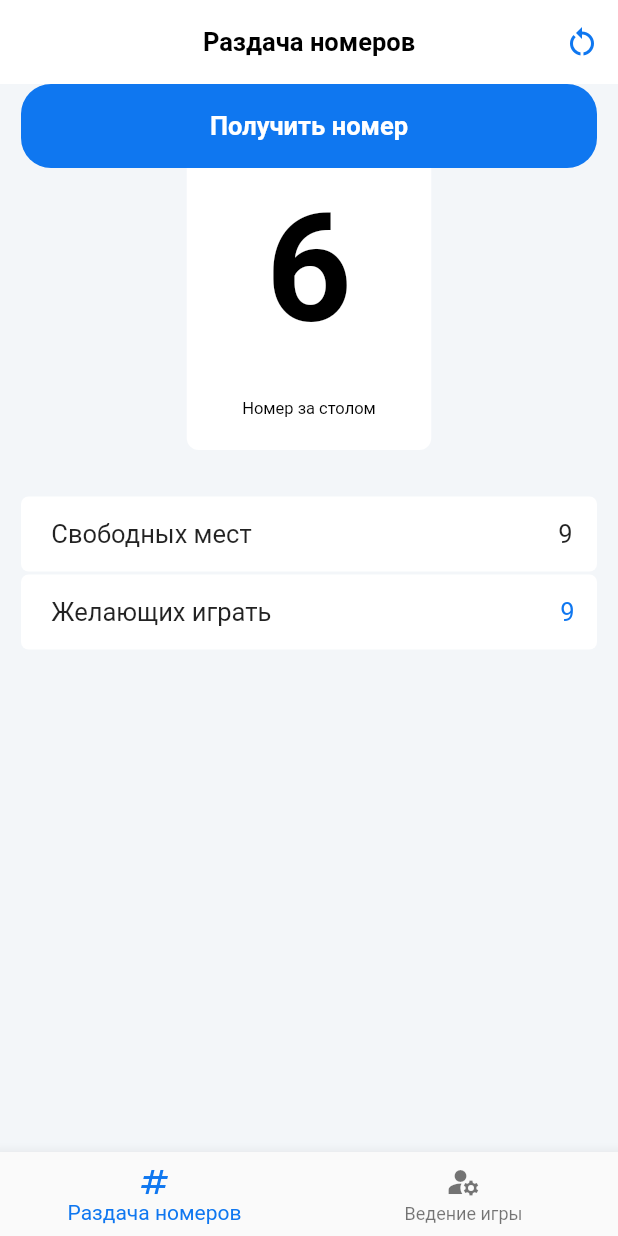
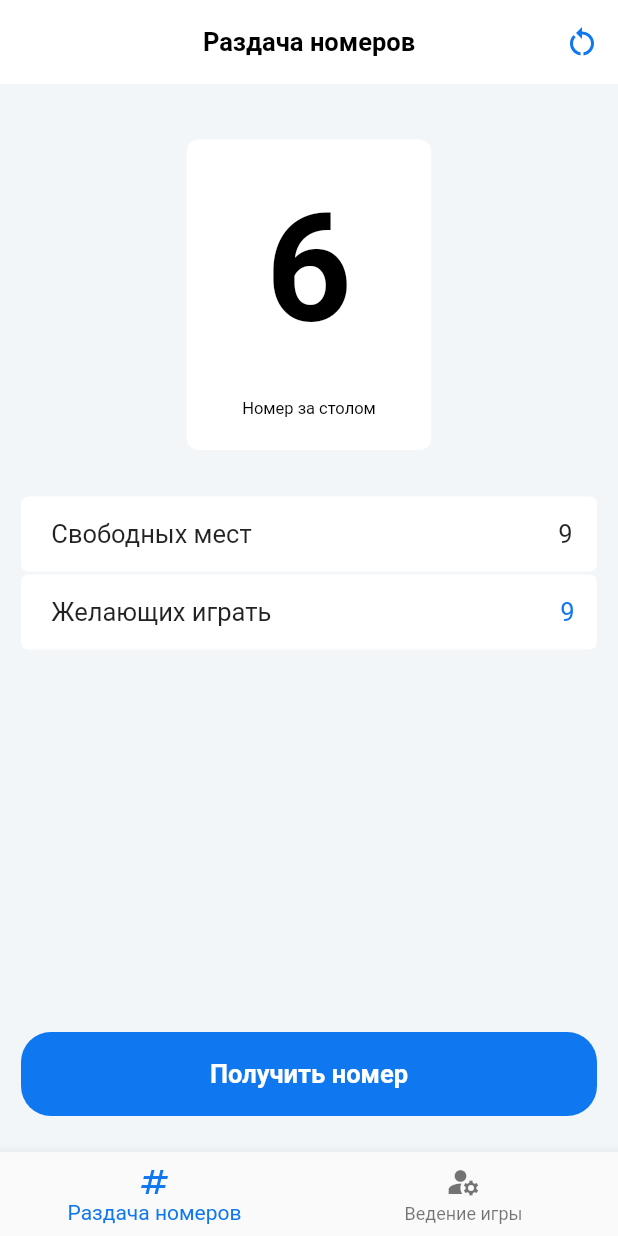
Before and after one commit to Sergey270/beta1, a Flutter app: the screen it shows after launch, after a tap on "Получить номер", on a phone screen of 412 x 824 dp. Run offline on Flutter 3.47's test engine with Material 2 defaults, Android fonts, the phone set to English and light mode, and no system bars.

Commit message:
fix buton get nunber

```diff
--- a/lib/get_numbers.dart
+++ b/lib/get_numbers.dart
@@ -246,6 +246,53 @@ class _GetNumbersState extends State<GetNumbers> {
                 children: [
                   Stack(
                     children: [
+                      Column(
+                        children: [
+                          SizedBox(
+                            height: MediaQuery.of(context).size.height -
+                                AppBar().preferredSize.height -
+                                MediaQuery.of(context).padding.top -
+                                MediaQuery.of(context).padding.bottom -
+                                kBottomNavigationBarHeight - 80,
+                          ),
+                          Padding(
+                            padding: const EdgeInsets.only(
+                                top: 0, bottom: 0, left: 14, right: 14),
+                            child: Align(
+                              alignment: FractionalOffset.bottomCenter,
+                              child: Container(
+                                height: 56,
+                                width: double.infinity,
+                                decoration: const BoxDecoration(
+                                  color: Color.fromRGBO(15, 119, 240, 1),
+                                  borderRadius:
+                                      BorderRadius.all(Radius.circular(20)),
+                                ),
+                                child: TextButton(
+                                  onPressed: () {
+                                    setState(() {
+                                      _getList();
+                                      _gerRandomNumber();
+                                      _colorBox();
+                                      control();
+                                      numberColor();
+                                      numberColor2();
+                                    });
+                                  },
+                                  child: const Text(
+                                    'Получить номер',
+                                    style: TextStyle(
+                                      color: Colors.white,
+                                      fontSize: 17.0,
+                                      fontWeight: FontWeight.w600,
+                                    ),
+                                  ),
+                                ),
+                              ),
+                            ),
+                          ),
+                        ],
+                      ),
                       Padding(
                         padding: const EdgeInsets.only(
                             top: 37, bottom: 0, left: 14, right: 14),
@@ -402,44 +449,9 @@ class _GetNumbersState extends State<GetNumbers> {
                           ],
                         ),
                       ),
-                      Padding(
-                        padding: const EdgeInsets.only(
-                            top: 0, bottom: 24.0, left: 14, right: 14),
-                        child: Align(
-                          alignment: FractionalOffset.bottomCenter,
-                          child: Container(
-                            height: 56,
-                            width: double.infinity,
-                            decoration: const BoxDecoration(
-                              color: Color.fromRGBO(15, 119, 240, 1),
-                              borderRadius:
-                                  BorderRadius.all(Radius.circular(20)),
-                            ),
-                            child: TextButton(
-                              onPressed: () {
-                                setState(() {
-                                  _getList();
-                                  _gerRandomNumber();
-                                  _colorBox();
-                                  control();
-                                  numberColor();
-                                  numberColor2();
-                                });
-                              },
-                              child: const Text(
-                                'Получить номер',
-                                style: TextStyle(
-                                  color: Colors.white,
-                                  fontSize: 17.0,
-                                  fontWeight: FontWeight.w600,
-                                ),
-                              ),
-                            ),
-                          ),
-                        ),
-                      ),
                     ],
                   ),
+                  //const SizedBox(width: 600,),
                 ],
               ),
             ),
```
